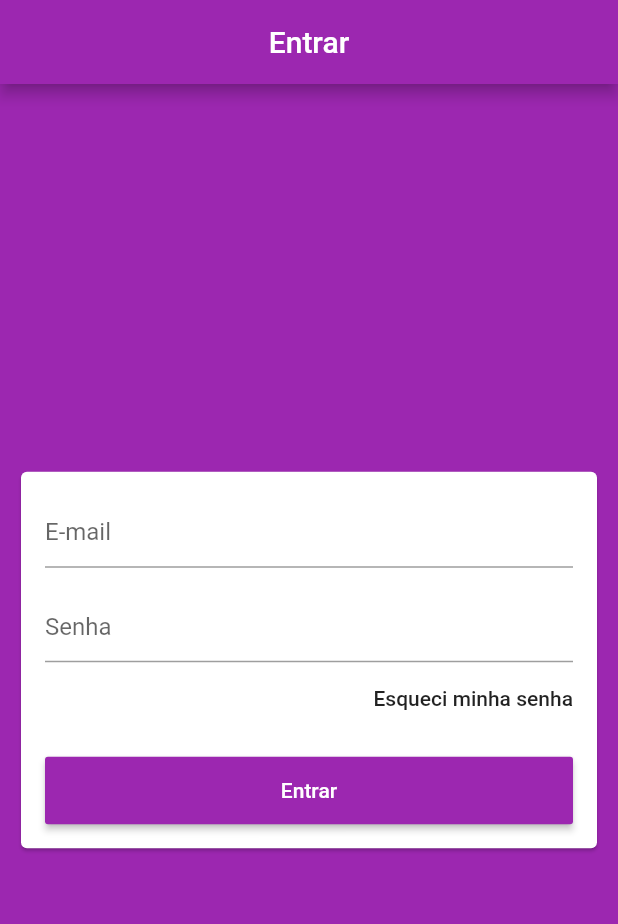
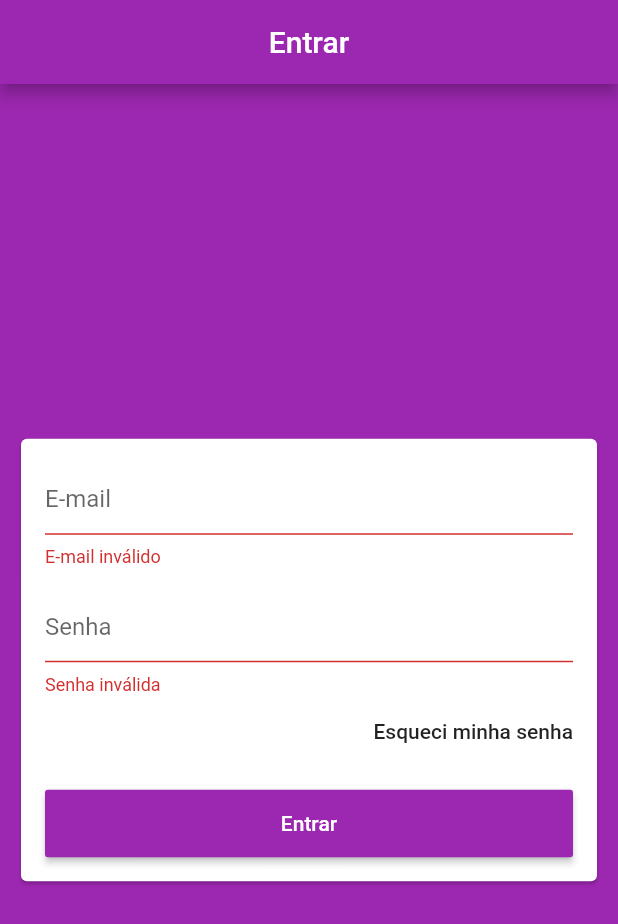
Before and after one commit to leoCardosoDev/flutter_ecommerce_completo, a Flutter app: the screen it shows after launch, after a tap on "Entrar", on a phone screen of 412 x 824 dp. Shown: the top 924 px of the screen. Run offline on Flutter 3.47's test engine with Material 2 defaults, Android fonts, the phone set to English and light mode, and no system bars.

```diff
--- /dev/null
+++ b/lib/helpers/validators.dart
@@ -0,0 +1,5 @@
+bool emailValid(String email) {
+  final RegExp regex = RegExp(
+      r"^(([^<>()[\]\\.,;:\s@\']+(\.[^<>()[\]\\.,;:\s@\']+)*)|(\'.+\'))@((\[[0-9]{1,3}\.[0-9]{1,3}\.[0-9]{1,3}\.[0-9]{1,3}\])|(([a-zA-Z\-0-9]+\.)+[a-zA-Z]{2,}))$");
+  return regex.hasMatch(email);
+}
--- a/lib/screens/login/login_screen.dart
+++ b/lib/screens/login/login_screen.dart
@@ -1,6 +1,12 @@
+import 'package:ecommerce_completo/helpers/validators.dart';
 import 'package:flutter/material.dart';
 
 class LoginScreen extends StatelessWidget {
+  final TextEditingController _emailController = TextEditingController();
+  final TextEditingController _passwordController = TextEditingController();
+
+  final GlobalKey<FormState> _formKey = GlobalKey<FormState>();
+
   @override
   Widget build(BuildContext context) {
     return Scaffold(
@@ -11,20 +17,27 @@ class LoginScreen extends StatelessWidget {
       body: Center(
         child: Card(
           margin: const EdgeInsets.symmetric(horizontal: 14),
+          child: Form(
+            key: _formKey,
             child: ListView(
               padding: EdgeInsets.all(16),
               shrinkWrap: true,
               children: [
                 TextFormField(
+                  controller: _emailController,
                   decoration: InputDecoration(hintText: 'E-mail'),
                   keyboardType: TextInputType.emailAddress,
                   autocorrect: false,
                   validator: (email) {
+                    if (!emailValid(email)) {
+                      return 'E-mail inválido';
+                    }
                     return null;
                   },
                 ),
                 SizedBox(height: 15),
                 TextFormField(
+                  controller: _passwordController,
                   decoration: InputDecoration(hintText: 'Senha'),
                   keyboardType: TextInputType.emailAddress,
                   autocorrect: false,
@@ -48,7 +61,9 @@ class LoginScreen extends StatelessWidget {
                 SizedBox(
                   height: 45,
                   child: RaisedButton(
-                  onPressed: () {},
+                    onPressed: () {
+                      if (_formKey.currentState.validate()) {}
+                    },
                     color: Theme.of(context).primaryColor,
                     textColor: Colors.white,
                     child: Text('Entrar'),
@@ -58,6 +73,7 @@ class LoginScreen extends StatelessWidget {
             ),
           ),
         ),
+      ),
     );
   }
 }
```
Lines whose indentation alone changed are shown as unchanged.
